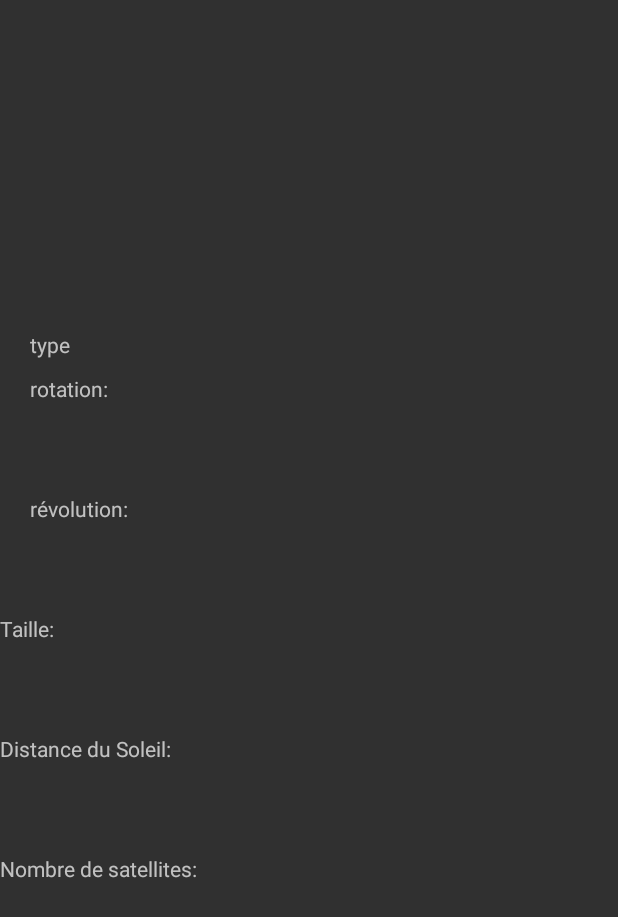
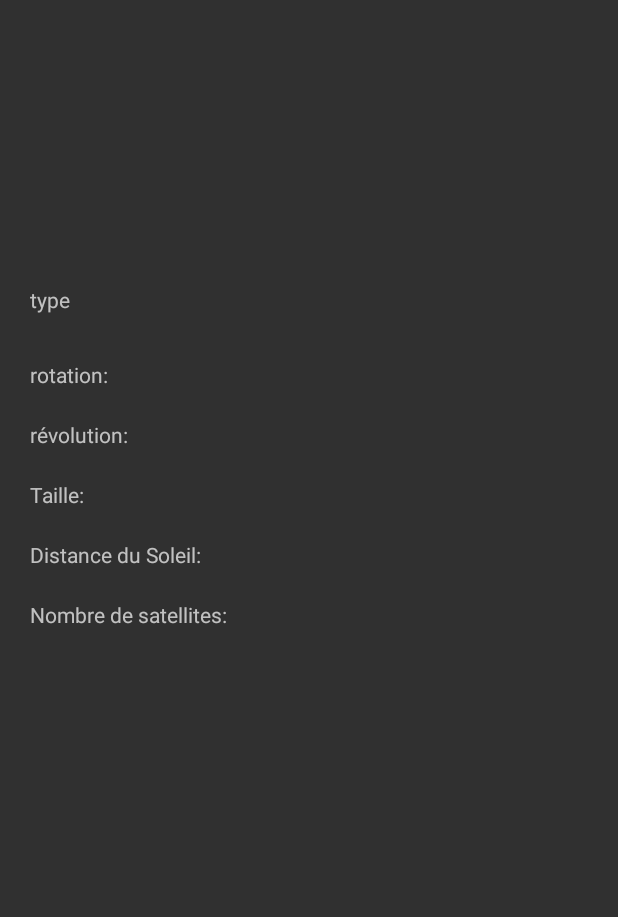
Before and after one commit to benoitpuech/planetarium, an Android app: the layout activity_detals.xml on its own in the app's theme, with its tools: preview values and no code run, on a phone screen of 412 x 824 dp. Shown: the top 917 px of the screen. Run offline under Robolectric (Android 15) with nearby library versions, the phone set to English and light mode, and no system bars.

Commit message:
new commit

```diff
--- a/app/src/main/java/com/laguigne/benoitpuech/cosmos/DetalsActivity.java
+++ b/app/src/main/java/com/laguigne/benoitpuech/cosmos/DetalsActivity.java
@@ -1,6 +1,5 @@
 package com.laguigne.benoitpuech.cosmos;
 
-import android.content.Intent;
 import android.support.v7.app.AppCompatActivity;
 import android.os.Bundle;
 import android.widget.ImageView;
@@ -14,7 +13,7 @@ public class DetalsActivity extends AppCompatActivity {
     @Override
     protected void onCreate(Bundle savedInstanceState) {
         super.onCreate(savedInstanceState);
-        setContentView(R.layout.activity_test);
+        setContentView(R.layout.activity_detals);
 
         Planet planet = (Planet) getIntent().getSerializableExtra("Test");
 
--- a/app/src/main/java/com/laguigne/benoitpuech/cosmos/SunActivity.java
+++ b/app/src/main/java/com/laguigne/benoitpuech/cosmos/SunActivity.java
@@ -18,7 +18,7 @@ public class SunActivity extends AppCompatActivity {
     @Override
     protected void onCreate(Bundle savedInstanceState) {
         super.onCreate(savedInstanceState);
-        setContentView(R.layout.activity_detals);
+        setContentView(R.layout.activity_system);
 
         listplanet = (ListView) findViewById(R.id.idlist_item);
 
--- a/app/src/main/res/layout/activity_detals.xml
+++ b/app/src/main/res/layout/activity_detals.xml
@@ -6,6 +6,7 @@
     android:layout_height="match_parent"
     android:orientation="vertical"
     tools:context="com.laguigne.benoitpuech.cosmos.DetalsActivity">
+
 
     <LinearLayout
         android:layout_width="match_parent"
@@ -30,39 +31,36 @@
         android:layout_width="wrap_content"
         android:layout_height="wrap_content"
         android:id="@+id/idName"
-        android:layout_marginLeft="20dp"
-        android:layout_marginTop="20dp"/>
+        android:layout_marginLeft="20dp" />
 
     </LinearLayout>
 
     <LinearLayout
         android:layout_width="match_parent"
-        android:layout_height="wrap_content"
+        android:layout_height="40dp"
         android:orientation="horizontal"
         android:layout_marginTop="10dp"
         android:layout_marginLeft="20dp">
     <TextView
-        android:layout_width="wrap_content"
+        android:layout_width="140dp"
         android:layout_height="wrap_content"
-        android:text="type"
-        android:layout_marginTop="30dp"/>
+        android:text="type" />
     <TextView
         android:layout_width="wrap_content"
         android:layout_height="wrap_content"
-        android:layout_marginTop="30dp"
-        android:layout_marginLeft="60dp"
+        android:layout_marginLeft="20dp"
         android:id="@+id/idtype"/>
     </LinearLayout>
 
     <LinearLayout
         android:layout_width="match_parent"
-        android:layout_height="80dp"
+        android:layout_height="40dp"
         android:orientation="horizontal"
         android:layout_marginLeft="20dp"
         android:layout_marginTop="10dp">
 
         <TextView
-            android:layout_width="wrap_content"
+            android:layout_width="140dp"
             android:layout_height="wrap_content"
             android:text="rotation:"/>
 
@@ -75,12 +73,12 @@
 
     <LinearLayout
         android:layout_width="match_parent"
-        android:layout_height="80dp"
+        android:layout_height="40dp"
         android:orientation="horizontal"
         android:layout_marginLeft="20dp">
 
         <TextView
-            android:layout_width="wrap_content"
+            android:layout_width="140dp"
             android:layout_height="wrap_content"
             android:text="révolution: "/>
         <TextView
@@ -92,12 +90,13 @@
 
     <LinearLayout
         android:layout_width="match_parent"
-        android:layout_height="80dp"
+        android:layout_height="40dp"
         android:orientation="horizontal">
 
         <TextView
-            android:layout_width="wrap_content"
+            android:layout_width="140dp"
             android:layout_height="wrap_content"
+            android:layout_marginLeft="20dp"
             android:text="Taille: "/>
 
         <TextView
@@ -109,12 +108,13 @@
 
     <LinearLayout
         android:layout_width="match_parent"
-        android:layout_height="80dp"
+        android:layout_height="40dp"
         android:orientation="horizontal">
 
         <TextView
-            android:layout_width="wrap_content"
+            android:layout_width="140dp"
             android:layout_height="wrap_content"
+            android:layout_marginLeft="20dp"
             android:text="Distance du Soleil: "/>
 
         <TextView
@@ -126,12 +126,13 @@
 
     <LinearLayout
         android:layout_width="match_parent"
-        android:layout_height="wrap_content"
+        android:layout_height="40dp"
         android:orientation="horizontal">
 
         <TextView
-            android:layout_width="wrap_content"
+            android:layout_width="140dp"
             android:layout_height="wrap_content"
+            android:layout_marginLeft="20dp"
             android:text="Nombre de satellites: "/>
 
         <TextView
```
